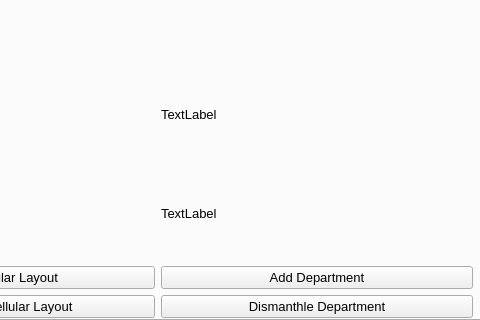
Old version of the form Views/sub_win_factory.ui in the repository SevReith/Illumination-Game; both pictures show x 160 to 640 and y 160 to 480 of the 640 by 480 pixel window.
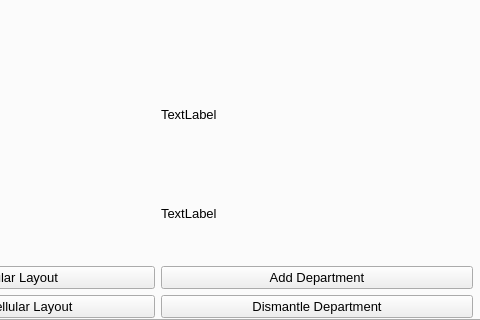
New version of the form. The open tabs and pages were chosen to show the change.

Diff of the .ui file:
```diff
--- a/Views/sub_win_factory.ui
+++ b/Views/sub_win_factory.ui
@@ -362,7 +362,7 @@
         <item row="1" column="1">
          <widget class="QPushButton" name="btn_tab4_destroy_dept">
           <property name="text">
-           <string>Dismanthle Department</string>
+           <string>Dismantle Department</string>
           </property>
          </widget>
         </item>
```
